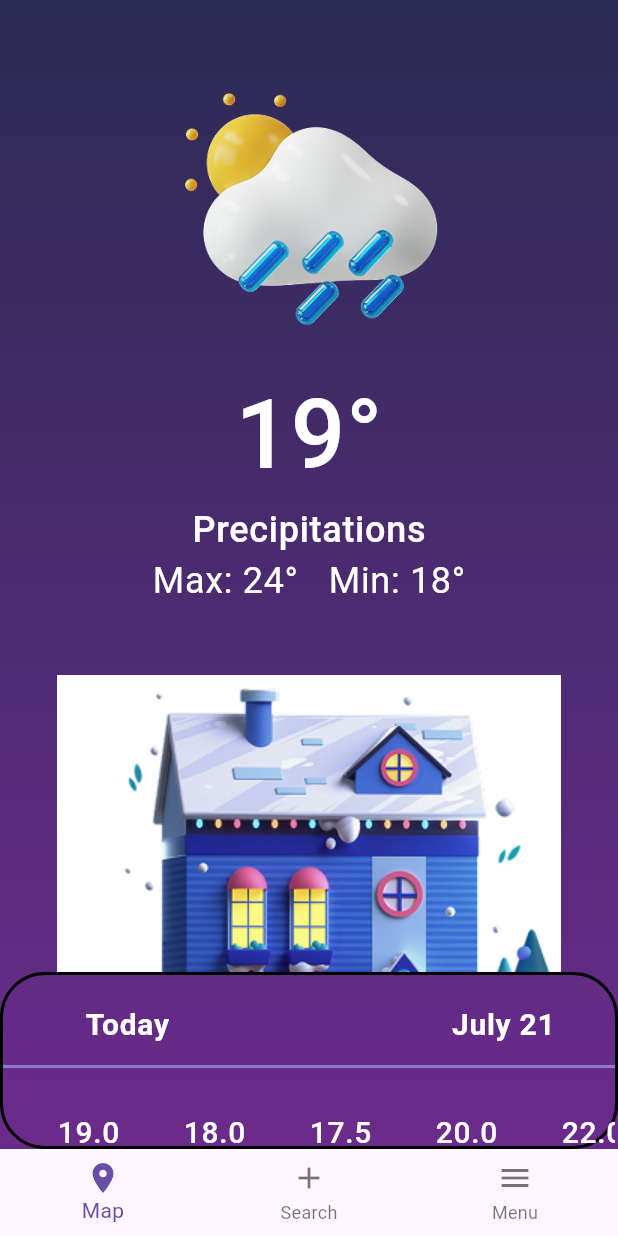
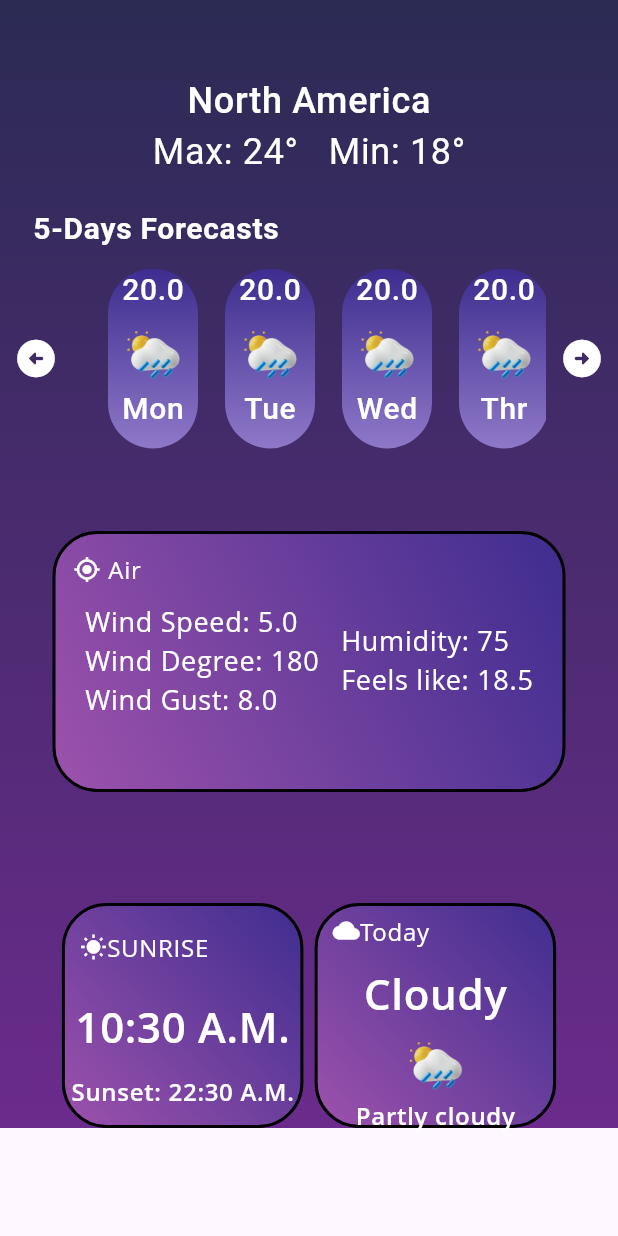
Before and after one commit to denizcaygoz/Weather-Forecast, a Flutter app: the screen it shows after launch, on a phone screen of 412 x 824 dp. Run offline on Flutter 3.47's test engine with Material 3 defaults, Android fonts, the phone set to English and light mode, and no system bars; our stand-ins replace dartz, equatable, flutter_bloc, get_it, rxdart; Roboto replaces fonts that are missing (Open Sans, OpenSans, Poppins).

Commit message:
implemented side page

```diff
--- a/weather_forecast/lib/main.dart
+++ b/weather_forecast/lib/main.dart
@@ -1,11 +1,11 @@
 import 'package:flutter/material.dart';
 import 'package:weather_forecast/presentation/pages/main_page.dart';
+import 'package:weather_forecast/presentation/pages/side_page.dart';
 import 'injection_container.dart';
 //import 'presentation/pages/first_page.dart';
 
 void main() {
   setupLocator();
-
   runApp(const MainApp());
 }
 
@@ -17,7 +17,7 @@ class MainApp extends StatelessWidget {
     return MaterialApp(
       debugShowCheckedModeBanner: false,
       theme: ThemeData(fontFamily: 'Poppins'),
-      home: const MainPage(),
+      home: const SidePage(),
     );
   }
 }
--- a/weather_forecast/lib/presentation/pages/main_page.dart
+++ b/weather_forecast/lib/presentation/pages/main_page.dart
@@ -151,7 +151,8 @@ class _MainPageState extends State<MainPage> {
   @override
   Widget build(BuildContext context) {
     return Scaffold(
-      body: Container(
+      body: SingleChildScrollView(
+        child: Container(
           width: double.infinity, // Ensures the container takes full width
           decoration: const BoxDecoration(
             gradient: LinearGradient(
@@ -192,7 +193,7 @@ class _MainPageState extends State<MainPage> {
                                   color: Color(0xFFFFFFFF),
                                   fontSize: 20,
                                   fontWeight: FontWeight.w600,
-                                letterSpacing: 0.47, //add space between letters
+                                  letterSpacing: 0.47,
                                   fontFamily: 'OpenSans'),
                             ),
                           ),
@@ -206,13 +207,12 @@ class _MainPageState extends State<MainPage> {
                                   color: Color(0xFFFFFFFF),
                                   fontSize: 20,
                                   fontWeight: FontWeight.w600,
-                                letterSpacing: 0.47, //add space between letters
+                                  letterSpacing: 0.47,
                                   fontFamily: 'OpenSans'),
                             ),
                           ),
                         ],
                       ),
-                    //drawing a Line
                       Container(
                         width: double.infinity,
                         height: 2,
@@ -256,9 +256,8 @@ class _MainPageState extends State<MainPage> {
                                   style: TextStyle(
                                       color: Color(0xFFFFFFFF),
                                       fontSize: 20,
-                                    fontWeight: FontWeight.w500, //medium
-                                    letterSpacing:
-                                        0.47, //add space between letters
+                                      fontWeight: FontWeight.w500,
+                                      letterSpacing: 0.47,
                                       fontFamily: 'Poppins'),
                                 ),
                               ],
@@ -270,7 +269,9 @@ class _MainPageState extends State<MainPage> {
                   ),
                 ),
               ),
+              const SizedBox(height: 20), // Added bottom padding
             ],
+          ),
         ),
       ),
       bottomNavigationBar: bottomNavigationBar(),
@@ -300,14 +301,14 @@ class _MainPageState extends State<MainPage> {
               fontSize: 64,
               fontWeight: FontWeight.w500,
               letterSpacing: 0.47,
-              fontFamily: 'Poppins')), //currentTemp from api
+              fontFamily: 'Poppins')),
       Text("Precipitations",
           style: TextStyle(
               color: Color(0xFFFFFFFF),
               fontSize: 24,
               fontWeight: FontWeight.w500,
               letterSpacing: 0.47,
-              fontFamily: 'Poppins')), //main from api
+              fontFamily: 'Poppins')),
       Row(
         mainAxisAlignment: MainAxisAlignment.center,
         children: [
@@ -317,7 +318,7 @@ class _MainPageState extends State<MainPage> {
                   fontSize: 24,
                   fontWeight: FontWeight.w400,
                   letterSpacing: 0.47,
-                  fontFamily: 'Poppins')), //tempMax from api
+                  fontFamily: 'Poppins')),
           const SizedBox(width: 20),
           Text("Min: 18°",
               style: TextStyle(
@@ -325,7 +326,7 @@ class _MainPageState extends State<MainPage> {
                   fontSize: 24,
                   fontWeight: FontWeight.w400,
                   letterSpacing: 0.47,
-                  fontFamily: 'Poppins')), //tempMin from api
+                  fontFamily: 'Poppins')),
         ],
       )
     ]);
--- /dev/null
+++ b/weather_forecast/lib/presentation/pages/side_page.dart
@@ -0,0 +1,522 @@
+import 'package:flutter/material.dart';
+import 'package:intl/intl.dart';
+import 'package:weather_forecast/domain/entities/weather.dart';
+
+class SidePage extends StatefulWidget {
+  const SidePage({super.key});
+
+  @override
+  State<SidePage> createState() => SidePageState();
+}
+
+class SidePageState extends State<SidePage> {
+  late final WeatherEntity weatherEntity;
+  final ScrollController _scrollController = ScrollController();
+
+  @override
+  void initState() {
+    super.initState();
+    weatherEntity = _initializeWeatherEntity();
+  }
+
+  @override
+  void dispose() {
+    if (_scrollController.hasClients) {
+      _scrollController.dispose();
+    }
+    super.dispose();
+  }
+
+  @override
+  Widget build(BuildContext context) {
+    return Scaffold(
+      body: SingleChildScrollView(
+        child: Container(
+          width: double.infinity, // Ensures the container takes full width
+          decoration: const BoxDecoration(
+            gradient: LinearGradient(
+              begin: Alignment.topCenter,
+              end: Alignment.bottomCenter,
+              colors: [
+                Color(0xFF2B2B54), // Dark blue/purple
+                Color(0xFF6B2B8C), // Purple
+              ],
+            ),
+          ),
+          child: Column(
+            mainAxisAlignment: MainAxisAlignment.start,
+            //place an arrow on the top left
+            children: [
+              const SizedBox(height: 50),
+              cityAndMaxMinTemps(),
+              const SizedBox(height: 20),
+              fiveDaysForecastsTextAndList(),
+              const SizedBox(height: 20),
+              airInfos(),
+              Padding(
+                padding: const EdgeInsets.only(top: 30, left: 40, right: 40),
+                child: Row(
+                  mainAxisAlignment: MainAxisAlignment.spaceEvenly,
+                  children: [
+                    sunriseAndSunset(),
+                    const SizedBox(width: 5),
+                    todayWeather()
+                  ],
+                ),
+              )
+            ],
+          ),
+        ),
+      ),
+    );
+  }
+
+  Container todayWeather() {
+    return Container(
+                    width: 161,
+                    height: 150,
+                    decoration: BoxDecoration(
+                      gradient: LinearGradient(
+                        begin: Alignment.bottomLeft,
+                        end: Alignment.topRight,
+                        colors: [
+                          Color(0xFF9D52AC), // Dark blue/purple
+                          Color(0xFF3E2D8F), // Purple
+                        ],
+                      ),
+                      shape: BoxShape.rectangle,
+                      border: Border.all(color: Colors.black, width: 2),
+                      borderRadius: BorderRadius.circular(30),
+                    ),
+                    child: Column(
+                      mainAxisAlignment: MainAxisAlignment.spaceEvenly,
+                      children: [
+                        Padding(
+                          padding: const EdgeInsets.only(
+                              left: 10, right: 10, top: 5, bottom: 10),
+                          child: Row(
+                            children: [
+                              Icon(
+                                Icons.cloud,
+                                color: Color(0xFFFFFFFF),
+                                size: 18,
+                              ),
+                              Text("Today",
+                                  style: TextStyle(
+                                      color: Color(0xFFFFFFFF),
+                                      fontSize: 16,
+                                      fontWeight: FontWeight.w400,
+                                      letterSpacing: 0.47,
+                                      fontFamily: 'Open Sans')),
+                            ],
+                          ),
+                        ),
+                        Text(weatherEntity.main,
+                            style: TextStyle(
+                                color: Color(0xFFFFFFFF),
+                                fontSize: 28,
+                                fontWeight: FontWeight.w600, //semiBold
+                                letterSpacing: 0.47,
+                                fontFamily: 'Open Sans')),
+                        Image.asset(
+                          weatherEntity.weatherIcon,
+                          height: 50,
+                          width: 50,
+                          fit: BoxFit.cover,
+                        ),
+                        Text(weatherEntity.description,
+                            style: TextStyle(
+                                color: Color(0xFFFFFFFF),
+                                fontSize: 16,
+                                fontWeight: FontWeight.w600, //semiBold
+                                letterSpacing: 0.47,
+                                fontFamily: 'Open Sans'))
+                      ],
+                    ),
+                  );
+  }
+
+  Container sunriseAndSunset() {
+    return Container(
+      width: 161,
+      height: 150,
+      decoration: BoxDecoration(
+        gradient: LinearGradient(
+          begin: Alignment.bottomLeft,
+          end: Alignment.topRight,
+          colors: [
+            Color(0xFF9D52AC), // Dark blue/purple
+            Color(0xFF3E2D8F), // Purple
+          ],
+        ),
+        shape: BoxShape.rectangle,
+        border: Border.all(color: Colors.black, width: 2),
+        borderRadius: BorderRadius.circular(30),
+      ),
+      child: Column(
+        mainAxisAlignment: MainAxisAlignment.spaceEvenly,
+        children: [
+          Padding(
+            padding:
+                const EdgeInsets.only(left: 10, right: 10, top: 5, bottom: 10),
+            child: Row(
+              children: [
+                Icon(
+                  Icons.wb_sunny,
+                  color: Color(0xFFFFFFFF),
+                  size: 18,
+                ),
+                Text("SUNRISE",
+                    style: TextStyle(
+                        color: Color(0xFFFFFFFF),
+                        fontSize: 16,
+                        fontWeight: FontWeight.w400,
+                        letterSpacing: 0.47,
+                        fontFamily: 'Open Sans')),
+              ],
+            ),
+          ),
+          Text("${DateFormat('HH:mm').format(weatherEntity.sunrise)} A.M.",
+              style: TextStyle(
+                  color: Color(0xFFFFFFFF),
+                  fontSize: 28,
+                  fontWeight: FontWeight.w600, //semiBold
+                  letterSpacing: 0.47,
+                  fontFamily: 'Open Sans')),
+          Text(
+              "Sunset: ${DateFormat('HH:mm').format(weatherEntity.sunset)} A.M.",
+              style: TextStyle(
+                  color: Color(0xFFFFFFFF),
+                  fontSize: 16,
+                  fontWeight: FontWeight.w600, //semiBold
+                  letterSpacing: 0.47,
+                  fontFamily: 'Open Sans'))
+        ],
+      ),
+    );
+  }
+
+  Padding windInfosHumidityAndFeelsLike() {
+    return Padding(
+      padding: const EdgeInsets.only(left: 5, right: 5),
+      child: Row(
+        mainAxisAlignment: MainAxisAlignment.spaceEvenly,
+        children: [
+          Column(
+            mainAxisAlignment: MainAxisAlignment.spaceBetween,
+            crossAxisAlignment: CrossAxisAlignment.start,
+            children: [
+              Text("Wind Speed: ${weatherEntity.windSpeed}",
+                  style: TextStyle(
+                      color: Color(0xFFFFFFFF),
+                      fontSize: 18,
+                      fontWeight: FontWeight.w500,
+                      letterSpacing: 0.47,
+                      fontFamily: 'Open Sans')),
+              Text("Wind Degree: ${weatherEntity.windDegree}",
+                  style: TextStyle(
+                      color: Color(0xFFFFFFFF),
+                      fontSize: 18,
+                      fontWeight: FontWeight.w500,
+                      letterSpacing: 0.47,
+                      fontFamily: 'Open Sans')),
+              Text("Wind Gust: ${weatherEntity.windGust}",
+                  style: TextStyle(
+                      color: Color(0xFFFFFFFF),
+                      fontSize: 18,
+                      fontWeight: FontWeight.w500,
+                      letterSpacing: 0.47,
+                      fontFamily: 'Open Sans'))
+            ],
+          ),
+          Column(
+            mainAxisAlignment: MainAxisAlignment.spaceBetween,
+            crossAxisAlignment: CrossAxisAlignment.start,
+            children: [
+              Text("Humidity: ${weatherEntity.humidity}",
+                  style: TextStyle(
+                      color: Color(0xFFFFFFFF),
+                      fontSize: 18,
+                      fontWeight: FontWeight.w500,
+                      letterSpacing: 0.47,
+                      fontFamily: 'Open Sans')),
+              Text("Feels like: ${weatherEntity.feelsLike}",
+                  style: TextStyle(
+                      color: Color(0xFFFFFFFF),
+                      fontSize: 18,
+                      fontWeight: FontWeight.w500,
+                      letterSpacing: 0.47,
+                      fontFamily: 'Open Sans')),
+            ],
+          )
+        ],
+      ),
+    );
+  }
+
+  Padding iconAndAirText() {
+    return Padding(
+      padding: const EdgeInsets.only(top: 12, left: 12),
+      child: Row(
+        children: [
+          Icon(
+            Icons.gps_fixed,
+            color: Color(0xFFFFFFFF),
+            size: 18,
+          ),
+          const SizedBox(width: 5),
+          Text("Air",
+              style: TextStyle(
+                  color: Color(0xFFFFFFFF),
+                  fontSize: 16,
+                  fontWeight: FontWeight.w400, // Regular weight
+                  letterSpacing: 0.47,
+                  fontFamily: 'Open Sans')),
+        ],
+      ),
+    );
+  }
+
+  Column fiveDaysForecastsTextAndList() {
+    return Column(
+      children: [
+        Align(
+          alignment: Alignment.centerLeft,
+          child: Padding(
+            padding: const EdgeInsets.only(left: 22, bottom: 12),
+            child: Text(
+              "5-Days Forecasts",
+              style: TextStyle(
+                  color: Color(0xFFFFFFFF),
+                  fontSize: 20,
+                  fontWeight: FontWeight.bold,
+                  letterSpacing: 0.47,
+                  fontFamily: 'OpenSans'),
+            ),
+          ),
+        ),
+        Container(
+          height: 120,
+          alignment: Alignment.center,
+          child: Row(
+            children: [
+              // Left Arrow
+              IconButton(
+                icon: const Icon(
+                  Icons.arrow_circle_left_rounded,
+                  color: Colors.white,
+                  size: 30,
+                ),
+                onPressed: _scrollLeft,
+              ),
+              // ListView
+              Expanded(
+                child: ListView.separated(
+                  controller: _scrollController,
+                  itemCount: weatherEntity.dailyForecasts.length,
+                  scrollDirection: Axis.horizontal,
+                  padding: EdgeInsets.symmetric(horizontal: 24),
+                  separatorBuilder: (context, index) => SizedBox(width: 18),
+                  itemBuilder: (context, index) {
+                    return Container(
+                      width: 60,
+                      height: 172,
+                      decoration: BoxDecoration(
+                        borderRadius: BorderRadius.circular(50),
+                        gradient: const LinearGradient(
+                          begin: Alignment.topCenter,
+                          end: Alignment.bottomCenter,
+                          colors: [
+                            Color(0xFF3E2D8F),
+                            Color(0xFF8E78C8),
+                          ],
+                        ),
+                      ),
+                      child: Column(
+                        children: [
+                          Text(
+                            weatherEntity.dailyForecasts[index].temp.toString(),
+                            style: TextStyle(
+                                color: Color(0xFFFFFFFF),
+                                fontSize: 20,
+                                fontWeight: FontWeight.w500,
+                                letterSpacing: 0.47,
+                                fontFamily: 'Poppins'),
+                          ),
+                          Image.asset(
+                            weatherEntity.dailyForecasts[index].weatherIcon,
+                            height: 50,
+                            width: 50,
+                            fit: BoxFit.cover,
+                          ),
+                          Text(
+                            weatherEntity.dailyForecasts[index].dayOfWeek,
+                            style: TextStyle(
+                                color: Color(0xFFFFFFFF),
+                                fontSize: 20,
+                                fontWeight: FontWeight.w500,
+                                letterSpacing: 0.47,
+                                fontFamily: 'Poppins'),
+                          ),
+                        ],
+                      ),
+                    );
+                  },
+                ),
+              ),
+              // Right Arrow
+              IconButton(
+                icon: const Icon(
+                  Icons.arrow_circle_right_rounded,
+                  color: Colors.white,
+                  size: 30,
+                ),
+                onPressed: _scrollRight,
+              ),
+            ],
+          ),
+        )
+      ],
+    );
+  }
+
+  Column cityAndMaxMinTemps() {
+    return Column(
+      children: [
+        Text("North America",
+            style: TextStyle(
+                color: Color(0xFFFFFFFF),
+                fontSize: 24,
+                fontWeight: FontWeight.w500,
+                letterSpacing: 0.47,
+                fontFamily: 'Poppins')), //main from api
+        Row(
+          mainAxisAlignment: MainAxisAlignment.center,
+          children: [
+            Text("Max: 24°",
+                style: TextStyle(
+                    color: Color(0xFFFFFFFF),
+                    fontSize: 24,
+                    fontWeight: FontWeight.w400,
+                    letterSpacing: 0.47,
+                    fontFamily: 'Poppins')), //tempMax from api
+            const SizedBox(width: 20),
+            Text("Min: 18°",
+                style: TextStyle(
+                    color: Color(0xFFFFFFFF),
+                    fontSize: 24,
+                    fontWeight: FontWeight.w400,
+                    letterSpacing: 0.47,
+                    fontFamily: 'Poppins')), //tempMin from api
+          ],
+        )
+      ],
+    );
+  }
+
+  void _scrollLeft() {
+    if (_scrollController.hasClients && _scrollController.position.pixels > 0) {
+      final currentPosition = _scrollController.offset;
+      final newPosition = currentPosition - 100.0;
+      _scrollController.animateTo(
+        newPosition.clamp(0.0, _scrollController.position.maxScrollExtent),
+        duration: const Duration(milliseconds: 300),
+        curve: Curves.easeInOut,
+      );
+    }
+  }
+
+  void _scrollRight() {
+    if (_scrollController.hasClients &&
+        _scrollController.position.pixels <
+            _scrollController.position.maxScrollExtent) {
+      final currentPosition = _scrollController.offset;
+      final newPosition = currentPosition + 100.0;
+      _scrollController.animateTo(
+        newPosition.clamp(0.0, _scrollController.position.maxScrollExtent),
+        duration: const Duration(milliseconds: 300),
+        curve: Curves.easeInOut,
+      );
+    }
+  }
+
+  WeatherEntity _initializeWeatherEntity() {
+    return WeatherEntity(
+      currentTemp: 19.0,
+      weatherIcon: 'lib/assets/images/weather_icon.png',
+      tempMax: 24.0,
+      tempMin: 18.0,
+      hourlyForecasts: _createHourlyForecasts(),
+      dailyForecasts: _createDailyForecasts(),
+      cityName: 'London',
+      sunrise: DateTime.now(),
+      sunset: DateTime.now().add(const Duration(hours: 12)),
+      windSpeed: 5.0,
+      windDegree: 180,
+      windGust: 8.0,
+      humidity: 75,
+      feelsLike: 18.5,
+      main: 'Cloudy',
+      description: 'Partly cloudy',
+    );
+  }
+
+  List<HourlyForecast> _createHourlyForecasts() {
+    return [
+      for (int hour in [0, 3, 6, 9, 12, 15, 18, 21])
+        HourlyForecast(
+          time: DateTime(
+            DateTime.now().year,
+            DateTime.now().month,
+            DateTime.now().day,
+            hour,
+          ),
+          temp: 19.0 + (hour / 3), // Simulated temperature variation
+          weatherIcon: 'lib/assets/images/weather_icon.png',
+        ),
+    ];
+  }
+
+  List<DailyForecast> _createDailyForecasts() {
+    final daysOfWeek = ['Mon', 'Tue', 'Wed', 'Thr', 'Fri'];
+    return [
+      for (int i = 0; i < 5; i++)
+        DailyForecast(
+          date: DateTime.now().add(Duration(days: i)),
+          temp: 20.0,
+          weatherIcon: 'lib/assets/images/weather_icon.png',
+          dayOfWeek: daysOfWeek[i],
+        ),
+    ];
+  }
+
+  Padding airInfos() {
+    return Padding(
+      padding: const EdgeInsets.only(top: 35, left: 35, right: 35, bottom: 44),
+      child: Container(
+          //includes wind, humidity feelslike
+          width: 352,
+          height: 174,
+          decoration: BoxDecoration(
+            gradient: LinearGradient(
+              begin: Alignment.bottomLeft,
+              end: Alignment.topRight,
+              colors: [
+                Color(0xFF9D52AC), // Dark blue/purple
+                Color(0xFF3E2D8F), // Purple
+              ],
+            ),
+            shape: BoxShape.rectangle,
+            border: Border.all(color: Colors.black, width: 2),
+            borderRadius: BorderRadius.circular(30),
+          ),
+          child: Column(
+            children: [
+              iconAndAirText(),
+              SizedBox(height: 10),
+              windInfosHumidityAndFeelsLike()
+            ],
+          )),
+    );
+  }
+}
```
Lines whose indentation alone changed are shown as unchanged.
